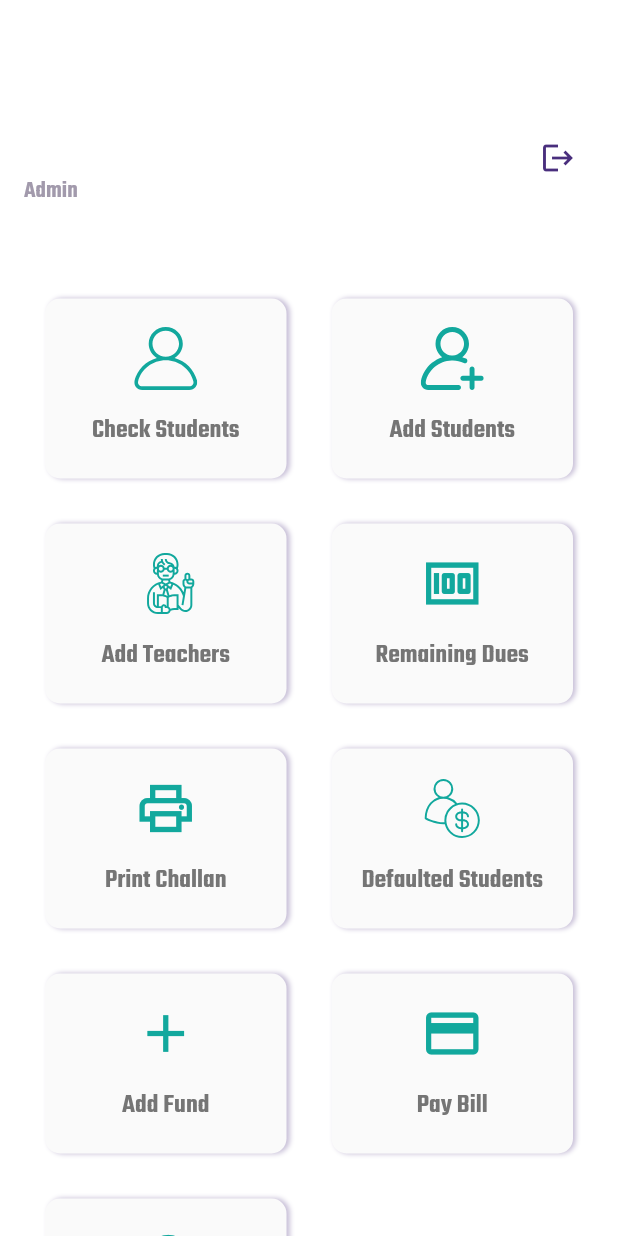
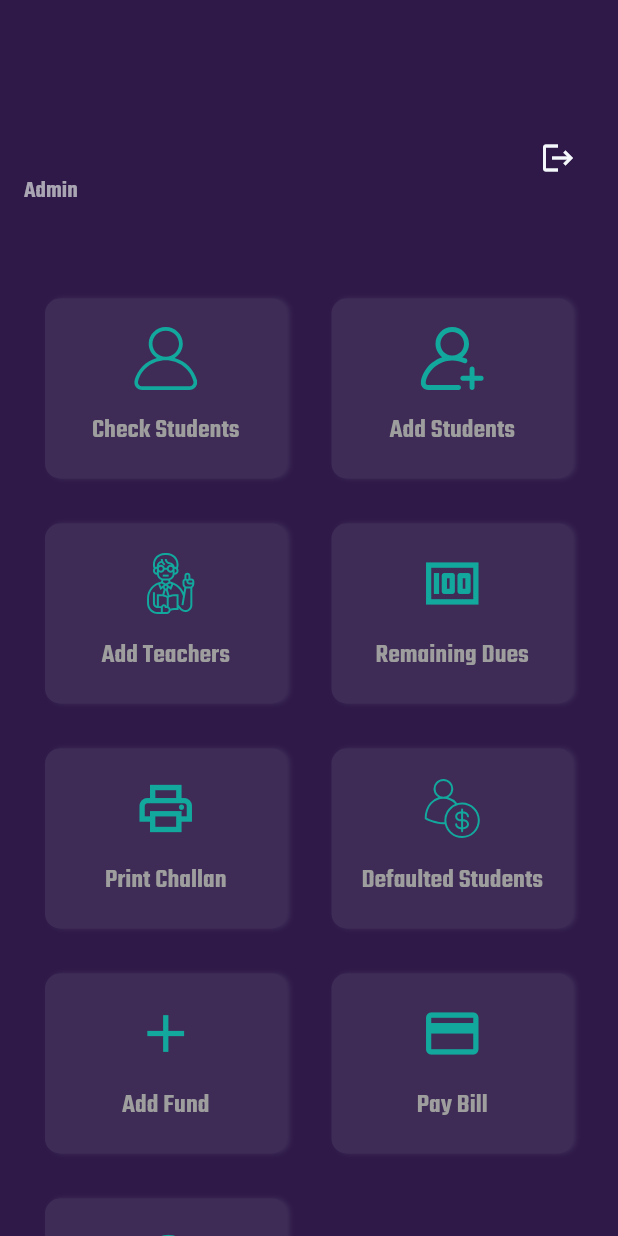
Before and after one commit to shafiquecbl/cafe_admin-V1.0, a Flutter app: the HomeScreen screen opened by its route, on a phone screen of 412 x 824 dp. Run offline on Flutter 3.47's test engine with Material 2 defaults, Android fonts, the phone set to English and light mode, and no system bars; our stand-ins replace cloud_firestore, firebase_auth, firebase_core, flutter_offline, flutter_spinkit, flutter_svg and 3 more; missing offline and left inert: flutter_full_pdf_viewer; accounts and stored records are empty.

Commit message:
Project Revision

```diff
--- a/lib/constants.dart
+++ b/lib/constants.dart
@@ -1,5 +1,6 @@
 import 'package:flutter/material.dart';
 import 'package:cafe_admin/size_config.dart';
+import 'package:google_fonts/google_fonts.dart';
 
 const kPrimaryColor = Color(0xFF492E7D);
 const kGreenColor = Color(0xFF388E3C);
@@ -11,6 +12,8 @@ const kProfileColor = Color(0xFF2B2B2B);
 const kTextFieldColor = Color(0xFF12A89D);
 const kSecondaryColor = Color(0xFF979797);
 const kTextColor = Color(0xFF757575);
+const kDashboardColor = Color(0xFF2E1948);
+const kCardColor = Color(0xFF3F2C56);
 
 final headingStyle = TextStyle(
   fontSize: getProportionateScreenWidth(28),
@@ -18,6 +21,9 @@ final headingStyle = TextStyle(
   color: Colors.black,
   height: 1.5,
 );
+
+final stylee = GoogleFonts.teko(
+    fontWeight: FontWeight.w600, fontSize: 18, color: Colors.grey[500]);
 
 // Form Error
 final RegExp emailValidatorRegExp =
--- a/lib/screens/Home_Screen/griddashboard.dart
+++ b/lib/screens/Home_Screen/griddashboard.dart
@@ -10,7 +10,6 @@ import 'package:cafe_admin/constants.dart';
 import 'package:cafe_admin/screens/Home_Screen/Teachers/add_teachers.dart';
 import 'History/check_history.dart';
 import 'Students/Add Students/add_students.dart';
-import 'package:google_fonts/google_fonts.dart';
 import 'package:flutter_staggered_grid_view/flutter_staggered_grid_view.dart';
 
 class GridDashboard extends StatelessWidget {
@@ -57,12 +56,12 @@ class GridDashboard extends StatelessWidget {
       child: Container(
         decoration: BoxDecoration(boxShadow: [
           BoxShadow(
-            color: kPrimaryColor.withOpacity(0.3),
+            color: kCardColor,
             spreadRadius: 0,
             blurRadius: 2,
             offset: Offset(2, 0),
           )
-        ], color: Colors.grey[50], borderRadius: BorderRadius.circular(10)),
+        ], color: kCardColor, borderRadius: BorderRadius.circular(10)),
         child: Column(
           mainAxisAlignment: MainAxisAlignment.center,
           children: <Widget>[
@@ -76,8 +75,7 @@ class GridDashboard extends StatelessWidget {
             ),
             Text(
               "Add Teachers",
-              style:
-                  GoogleFonts.teko(fontWeight: FontWeight.w600, fontSize: 18),
+              style: stylee,
             ),
           ],
         ),
@@ -94,12 +92,12 @@ class GridDashboard extends StatelessWidget {
       child: Container(
         decoration: BoxDecoration(boxShadow: [
           BoxShadow(
-            color: kPrimaryColor.withOpacity(0.3),
+            color: kCardColor,
             spreadRadius: 0,
             blurRadius: 2,
             offset: Offset(2, 0),
           )
-        ], color: Colors.grey[50], borderRadius: BorderRadius.circular(10)),
+        ], color: kCardColor, borderRadius: BorderRadius.circular(10)),
         child: Column(
           mainAxisAlignment: MainAxisAlignment.center,
           children: <Widget>[
@@ -113,8 +111,7 @@ class GridDashboard extends StatelessWidget {
             ),
             Text(
               "Add Students",
-              style:
-                  GoogleFonts.teko(fontWeight: FontWeight.w600, fontSize: 18),
+              style: stylee,
             ),
           ],
         ),
@@ -131,12 +128,12 @@ class GridDashboard extends StatelessWidget {
       child: Container(
         decoration: BoxDecoration(boxShadow: [
           BoxShadow(
-            color: kPrimaryColor.withOpacity(0.3),
+            color: kCardColor,
             spreadRadius: 0,
             blurRadius: 2,
             offset: Offset(2, 0),
           )
-        ], color: Colors.grey[50], borderRadius: BorderRadius.circular(10)),
+        ], color: kCardColor, borderRadius: BorderRadius.circular(10)),
         child: Column(
           mainAxisAlignment: MainAxisAlignment.center,
           children: <Widget>[
@@ -150,8 +147,7 @@ class GridDashboard extends StatelessWidget {
             ),
             Text(
               "Print Challan",
-              style:
-                  GoogleFonts.teko(fontWeight: FontWeight.w600, fontSize: 18),
+              style: stylee,
             ),
           ],
         ),
@@ -168,12 +164,12 @@ class GridDashboard extends StatelessWidget {
       child: Container(
         decoration: BoxDecoration(boxShadow: [
           BoxShadow(
-            color: kPrimaryColor.withOpacity(0.3),
+            color: kCardColor,
             spreadRadius: 0,
             blurRadius: 2,
             offset: Offset(2, 0),
           )
-        ], color: Colors.grey[50], borderRadius: BorderRadius.circular(10)),
+        ], color: kCardColor, borderRadius: BorderRadius.circular(10)),
         child: Column(
           mainAxisAlignment: MainAxisAlignment.center,
           children: <Widget>[
@@ -187,8 +183,7 @@ class GridDashboard extends StatelessWidget {
             ),
             Text(
               "History",
-              style:
-                  GoogleFonts.teko(fontWeight: FontWeight.w600, fontSize: 18),
+              style: stylee,
             ),
           ],
         ),
@@ -205,12 +200,12 @@ class GridDashboard extends StatelessWidget {
       child: Container(
         decoration: BoxDecoration(boxShadow: [
           BoxShadow(
-            color: kPrimaryColor.withOpacity(0.3),
+            color: kCardColor,
             spreadRadius: 0,
             blurRadius: 2,
             offset: Offset(2, 0),
           )
-        ], color: Colors.grey[50], borderRadius: BorderRadius.circular(10)),
+        ], color: kCardColor, borderRadius: BorderRadius.circular(10)),
         child: Column(
           mainAxisAlignment: MainAxisAlignment.center,
           children: <Widget>[
@@ -224,8 +219,7 @@ class GridDashboard extends StatelessWidget {
             ),
             Text(
               "Check Students",
-              style:
-                  GoogleFonts.teko(fontWeight: FontWeight.w600, fontSize: 18),
+              style: stylee,
             ),
           ],
         ),
@@ -242,12 +236,12 @@ class GridDashboard extends StatelessWidget {
       child: Container(
         decoration: BoxDecoration(boxShadow: [
           BoxShadow(
-            color: kPrimaryColor.withOpacity(0.3),
+            color: kCardColor,
             spreadRadius: 0,
             blurRadius: 2,
             offset: Offset(2, 0),
           )
-        ], color: Colors.grey[50], borderRadius: BorderRadius.circular(10)),
+        ], color: kCardColor, borderRadius: BorderRadius.circular(10)),
         child: Column(
           mainAxisAlignment: MainAxisAlignment.center,
           children: <Widget>[
@@ -262,8 +256,7 @@ class GridDashboard extends StatelessWidget {
             Text(
               "Defaulted Students",
               textAlign: TextAlign.center,
-              style:
-                  GoogleFonts.teko(fontWeight: FontWeight.w600, fontSize: 18),
+              style: stylee,
             ),
           ],
         ),
@@ -280,12 +273,12 @@ class GridDashboard extends StatelessWidget {
       child: Container(
         decoration: BoxDecoration(boxShadow: [
           BoxShadow(
-            color: kPrimaryColor.withOpacity(0.3),
+            color: kCardColor,
             spreadRadius: 0,
             blurRadius: 2,
             offset: Offset(2, 0),
           )
-        ], color: Colors.grey[50], borderRadius: BorderRadius.circular(10)),
+        ], color: kCardColor, borderRadius: BorderRadius.circular(10)),
         child: Column(
           mainAxisAlignment: MainAxisAlignment.center,
           children: <Widget>[
@@ -300,8 +293,7 @@ class GridDashboard extends StatelessWidget {
             Text(
               "Remaining Dues",
               textAlign: TextAlign.center,
-              style:
-                  GoogleFonts.teko(fontWeight: FontWeight.w600, fontSize: 18),
+              style: stylee,
             ),
           ],
         ),
@@ -318,12 +310,12 @@ class GridDashboard extends StatelessWidget {
       child: Container(
         decoration: BoxDecoration(boxShadow: [
           BoxShadow(
-            color: kPrimaryColor.withOpacity(0.3),
+            color: kCardColor,
             spreadRadius: 0,
             blurRadius: 2,
             offset: Offset(2, 0),
           )
-        ], color: Colors.grey[50], borderRadius: BorderRadius.circular(10)),
+        ], color: kCardColor, borderRadius: BorderRadius.circular(10)),
         child: Column(
           mainAxisAlignment: MainAxisAlignment.center,
           children: <Widget>[
@@ -338,8 +330,7 @@ class GridDashboard extends StatelessWidget {
             Text(
               "Pay Bill",
               textAlign: TextAlign.center,
-              style:
-                  GoogleFonts.teko(fontWeight: FontWeight.w600, fontSize: 18),
+              style: stylee,
             ),
           ],
         ),
@@ -356,12 +347,12 @@ class GridDashboard extends StatelessWidget {
       child: Container(
         decoration: BoxDecoration(boxShadow: [
           BoxShadow(
-            color: kPrimaryColor.withOpacity(0.3),
+            color: kCardColor,
             spreadRadius: 0,
             blurRadius: 2,
             offset: Offset(2, 0),
           )
-        ], color: Colors.grey[50], borderRadius: BorderRadius.circular(10)),
+        ], color: kCardColor, borderRadius: BorderRadius.circular(10)),
         child: Column(
           mainAxisAlignment: MainAxisAlignment.center,
           children: <Widget>[
@@ -378,8 +369,7 @@ class GridDashboard extends StatelessWidget {
               child: Text(
                 "Add Fund",
                 textAlign: TextAlign.center,
-                style:
-                    GoogleFonts.teko(fontWeight: FontWeight.w600, fontSize: 18),
+                style: stylee,
               ),
             ),
           ],
--- a/lib/screens/Home_Screen/home_screen.dart
+++ b/lib/screens/Home_Screen/home_screen.dart
@@ -37,6 +37,7 @@ class _HomeScreenState extends State<HomeScreen> {
 
   Widget dashboard(BuildContext context) {
     return Scaffold(
+        backgroundColor: kDashboardColor,
         body: Container(
           child: Column(
             children: <Widget>[
@@ -54,7 +55,9 @@ class _HomeScreenState extends State<HomeScreen> {
                         Text(
                           user.displayName,
                           style: GoogleFonts.teko(
-                          fontWeight: FontWeight.bold, fontSize: 22),
+                              fontWeight: FontWeight.bold,
+                              fontSize: 22,
+                              color: Colors.grey[350]),
                         ),
                         SizedBox(
                           height: 4,
@@ -62,7 +65,7 @@ class _HomeScreenState extends State<HomeScreen> {
                         Text(
                           "Admin",
                           style: GoogleFonts.teko(
-                          color: Color(0xffa29aac),
+                              color: Color(0xFFAAA5B3),
                               fontSize: 16,
                               fontWeight: FontWeight.w600),
                         ),
@@ -72,7 +75,7 @@ class _HomeScreenState extends State<HomeScreen> {
                       alignment: Alignment.topCenter,
                       icon: Icon(
                         Icons.logout,
-                    color: kPrimaryColor,
+                        color: kOfferBackColor,
                       ),
                       onPressed: () {
                         confirmSignout(context);
```
Also changed, not shown: lib/screens/Home_Screen/Check Defaulted Students/defaulted_students.dart (+56 -15 lines), lib/screens/Home_Screen/Check Studens List Under Registeration/check_students_list.dart (+16 -4 lines). Lines whose indentation alone changed are shown as unchanged.
